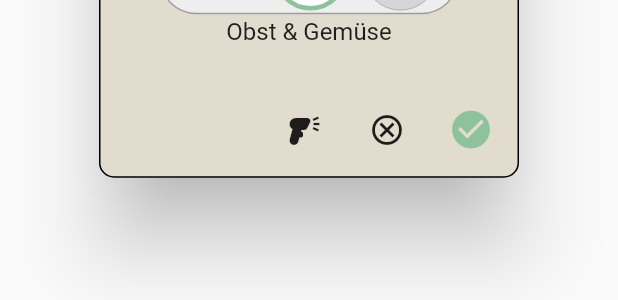
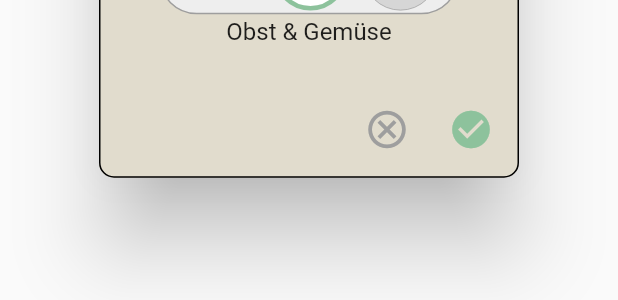
Before and after one commit to tenbuschs/tenki, a Flutter app: the PopupAddItem widget shown alone on an empty page, opened directly, on a phone screen of 412 x 824 dp. Shown: the part 828-1128 px from the top of the screen. Run offline on Flutter 3.47's test engine with Material 2 defaults, Android fonts, the phone set to English and light mode, and no system bars; our stand-ins replace camera, cloud_firestore, firebase_auth, firebase_core; missing offline and left inert: flutter_barcode_scanner; accounts and stored records are empty.

Commit message:
finish add new item design
scroll view
buttons
hidden feature Barcode-Scanner

```diff
--- a/lib/storage_tab.dart
+++ b/lib/storage_tab.dart
@@ -972,12 +972,10 @@ class _PopupAddItemState extends State<PopupAddItem> {
   @override
   Widget build(BuildContext context) {
 
-
-
-
     return AlertDialog(
       title: Center(child: const Text('Artikel hinzufügen')),
-      content: Column(
+      content: SingleChildScrollView(
+        child: Column(
           mainAxisSize: MainAxisSize.min,
           children: <Widget>[
             TextField(
@@ -1071,14 +1069,13 @@ class _PopupAddItemState extends State<PopupAddItem> {
               },
             ),
 
-
-
-
           ],
+        ),
       ),
       actions: <Widget>[
         IconButton(
-          icon: const Icon(Icons.barcode_reader),
+          // Barcode Scanner as hiidden feature
+          icon: Icon(Icons.barcode_reader, size: 30, color: TenkiColor3()),
           onPressed: () {
             showDialog(
               context: context,
@@ -1088,7 +1085,7 @@ class _PopupAddItemState extends State<PopupAddItem> {
           },
         ),
         IconButton(
-          icon: const Icon(Icons.cancel_outlined),
+          icon: const Icon(Icons.cancel_outlined, size:30, color: Colors.grey),
           onPressed: () {
             // Close Alert with No Operation
             Navigator.of(context).pop();
@@ -1120,42 +1117,10 @@ class _PopupAddItemState extends State<PopupAddItem> {
             DatabaseInterface dbInterface = DatabaseInterface();
             await dbInterface.addItemToStorageMap(newEntry);
 
-
             // Close AlertDialog
             Navigator.of(context).pop();
           },
         ),
-
-
-        /*Container(
-          width: 30.0,
-          height: 30.0,
-          decoration: BoxDecoration(
-            shape: BoxShape.circle,
-            border: Border.all(color: Colors.grey, width: 0.5),
-            color: TenkiColor4(),
-            boxShadow: [
-              BoxShadow(
-                color: Colors.grey.withOpacity(0.5),
-                spreadRadius: 2,
-                blurRadius: 3,
-                offset: const Offset(1, 3),
-              ),
-            ],
-          ),
-          child: Center(
-            child: IconButton(
-              icon: const Icon(Icons.add, size: 20),
-              onPressed: () {
-             //TODO
-              },
-            ),
-          ),
-        ),
-*/
-
-
-
       ],
       backgroundColor: TenkiColor3(),
       shape: RoundedRectangleBorder(
@@ -1163,16 +1128,12 @@ class _PopupAddItemState extends State<PopupAddItem> {
         side: const BorderSide(color: Colors.black, width: 1),
       ),
     );
-
-
-
   }
 }
 
 
 
-
-
+// View Selection Category-Item
 class HorizontalSelection extends StatefulWidget {
   final List<Widget> itemIcons;
   final Function(int) onSelect;
```
Lines whose indentation alone changed are shown as unchanged.
